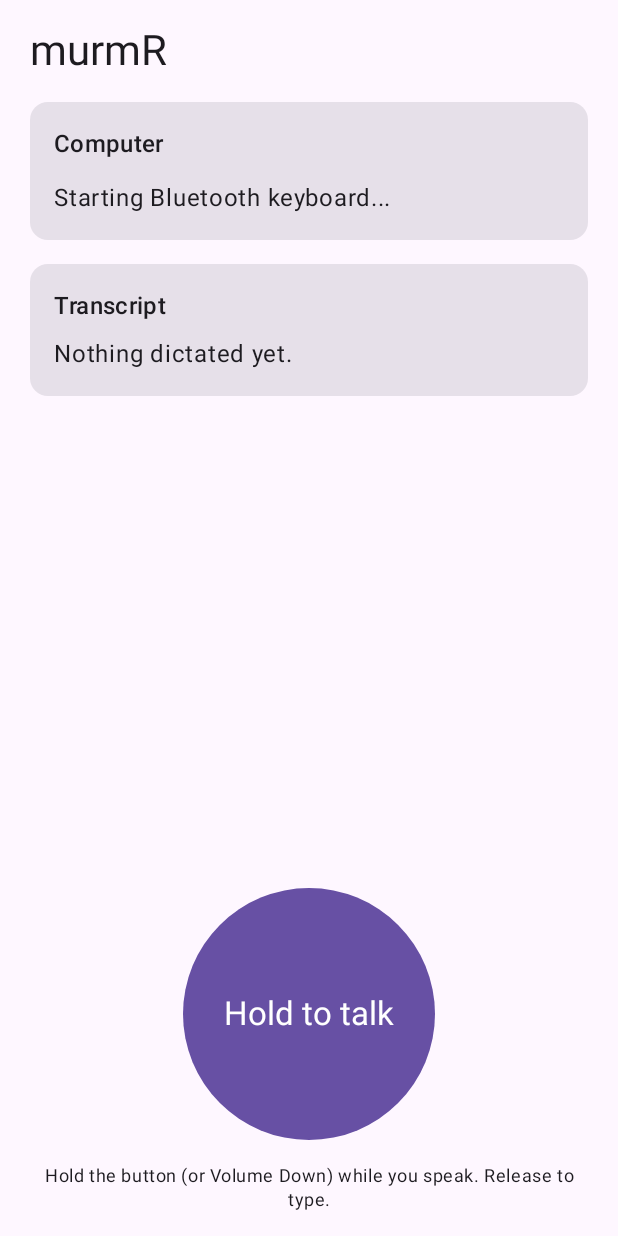
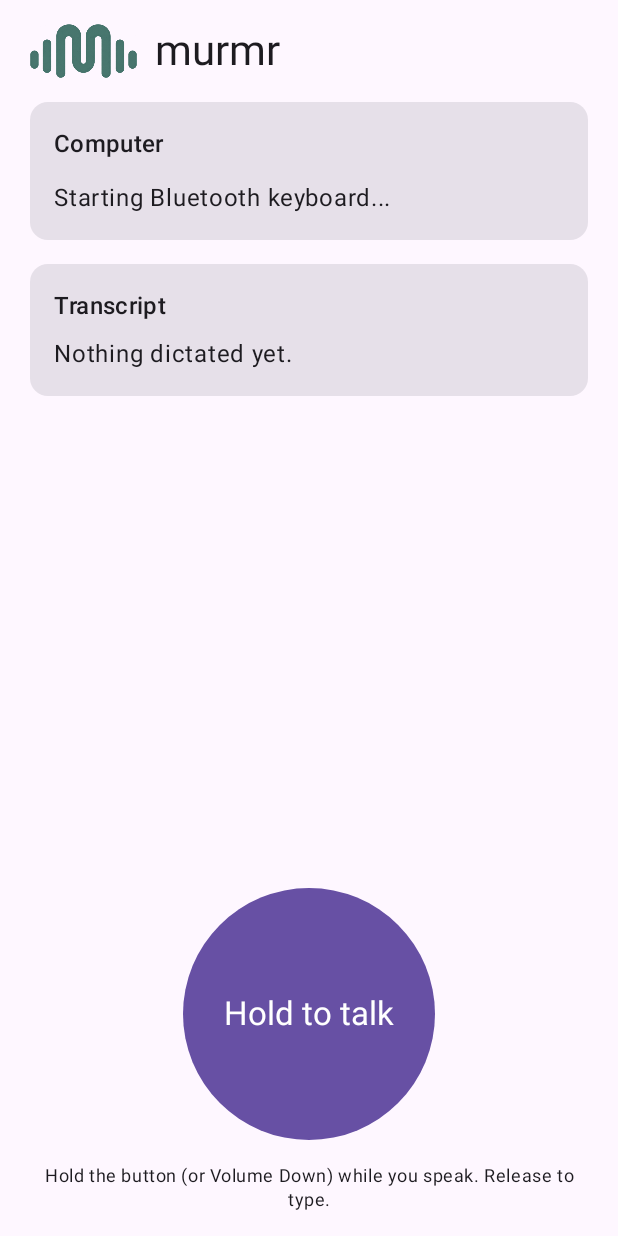
Before and after one commit to nam37/murmR, an Android app built with Jetpack Compose: the screen it shows after launch (MainActivity), on a phone screen of 412 x 824 dp. Run offline under Robolectric (Android 15) with nearby library versions, the phone set to English and light mode, and no system bars; 1 statement that could not run was skipped.

Commit message:
Rename to murmr and adopt the logo
Lowercase the brand everywhere (app label, Bluetooth keyboard name, Gradle project, docs). Add the logo under assets/branding and derive app assets from it: adaptive launcher icon with the teal mark on warm white, a monochrome layer for themed icons, a waveform notification icon, and the mark in the app header. README opens with the logo.

Co-Authored-By: Claude Fable 5.1 <noreply@anthropic.com>

```diff
--- a/android/app/src/main/java/dev/murmr/app/hid/HidKeyboard.kt
+++ b/android/app/src/main/java/dev/murmr/app/hid/HidKeyboard.kt
@@ -193,9 +193,9 @@ class HidKeyboard(private val context: Context) {
 
     private fun registerApp() {
         val sdp = BluetoothHidDeviceAppSdpSettings(
-            "murmR",
-            "murmR voice keyboard",
-            "murmR",
+            "murmr",
+            "murmr voice keyboard",
+            "murmr",
             BluetoothHidDevice.SUBCLASS1_KEYBOARD,
             KEYBOARD_REPORT_DESCRIPTOR,
         )
--- a/android/app/src/main/java/dev/murmr/app/ui/MainScreen.kt
+++ b/android/app/src/main/java/dev/murmr/app/ui/MainScreen.kt
@@ -1,5 +1,6 @@
 package dev.murmr.app.ui
 
+import androidx.compose.foundation.Image
 import androidx.compose.foundation.background
 import androidx.compose.foundation.gestures.detectTapGestures
 import androidx.compose.foundation.layout.Arrangement
@@ -8,6 +9,7 @@ import androidx.compose.foundation.layout.Column
 import androidx.compose.foundation.layout.Row
 import androidx.compose.foundation.layout.fillMaxSize
 import androidx.compose.foundation.layout.fillMaxWidth
+import androidx.compose.foundation.layout.height
 import androidx.compose.foundation.layout.padding
 import androidx.compose.foundation.layout.size
 import androidx.compose.foundation.rememberScrollState
@@ -28,8 +30,10 @@ import androidx.compose.ui.Alignment
 import androidx.compose.ui.Modifier
 import androidx.compose.ui.draw.clip
 import androidx.compose.ui.input.pointer.pointerInput
+import androidx.compose.ui.res.painterResource
 import androidx.compose.ui.text.style.TextAlign
 import androidx.compose.ui.unit.dp
+import dev.murmr.app.R
 import dev.murmr.app.hid.HidKeyboard
 import dev.murmr.app.hid.HostDevice
 import dev.murmr.app.service.PttPhase
@@ -61,7 +65,17 @@ fun MainScreen(
                     .verticalScroll(rememberScrollState()),
                 verticalArrangement = Arrangement.spacedBy(16.dp),
             ) {
-                Text("murmR", style = MaterialTheme.typography.headlineMedium)
+                Row(
+                    verticalAlignment = Alignment.CenterVertically,
+                    horizontalArrangement = Arrangement.spacedBy(12.dp),
+                ) {
+                    Image(
+                        painter = painterResource(R.drawable.murmr_mark),
+                        contentDescription = null,
+                        modifier = Modifier.height(36.dp),
+                    )
+                    Text("murmr", style = MaterialTheme.typography.headlineMedium)
+                }
                 if (permissionsDenied) {
                     Text(
                         "Microphone and Nearby devices permissions are required. " +
--- a/android/app/src/main/res/mipmap-anydpi-v26/ic_launcher.xml
+++ b/android/app/src/main/res/mipmap-anydpi-v26/ic_launcher.xml
@@ -2,4 +2,5 @@
 <adaptive-icon xmlns:android="http://schemas.android.com/apk/res/android">
     <background android:drawable="@color/ic_launcher_background" />
     <foreground android:drawable="@drawable/ic_launcher_foreground" />
+    <monochrome android:drawable="@drawable/ic_launcher_monochrome" />
 </adaptive-icon>
--- a/android/app/src/main/res/values/colors.xml
+++ b/android/app/src/main/res/values/colors.xml
@@ -1,4 +1,7 @@
 <?xml version="1.0" encoding="utf-8"?>
 <resources>
-    <color name="ic_launcher_background">#1F2A44</color>
+    <!-- Warm white behind the teal mark, matching how the logo is presented. -->
+    <color name="ic_launcher_background">#F7F5F0</color>
+    <!-- Brand teal from the logo mark. -->
+    <color name="murmr_teal">#4A8578</color>
 </resources>
--- a/android/app/src/main/res/values/strings.xml
+++ b/android/app/src/main/res/values/strings.xml
@@ -1,5 +1,5 @@
 <?xml version="1.0" encoding="utf-8"?>
 <resources>
-    <string name="app_name">murmR</string>
+    <string name="app_name">murmr</string>
     <string name="notif_channel_name">Keyboard service</string>
 </resources>
--- a/android/settings.gradle.kts
+++ b/android/settings.gradle.kts
@@ -20,5 +20,5 @@ dependencyResolutionManagement {
     }
 }
 
-rootProject.name = "murmR"
+rootProject.name = "murmr"
 include(":app")
```
Also changed, not shown: android/app/src/main/res/drawable/ic_launcher_foreground.xml (deleted, +0 -17 lines), android/app/src/main/res/drawable/ic_launcher_monochrome.xml (added, +22 -0 lines), android/app/src/main/res/drawable/ic_notification.xml (+5 -6 lines), android/app/src/main/res/drawable-nodpi/murmr_mark.png (added), android/app/src/main/res/drawable-xxxhdpi/ic_launcher_foreground.png (added), 5 other files.
